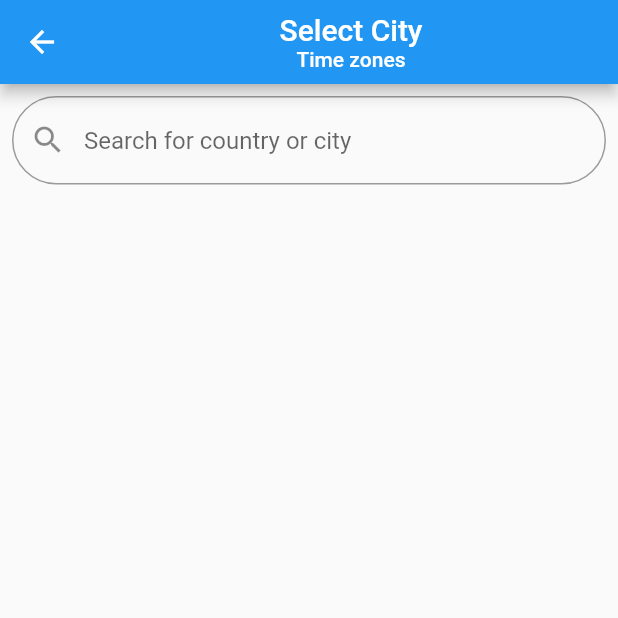
After one commit to 20sw084/Clock, a Flutter app: the SelectCityScreen screen opened directly, on a phone screen of 412 x 824 dp, the top half of it. The commit adds this screen. Run offline on Flutter 3.47's test engine with Material 2 defaults, Android fonts, the phone set to English and light mode, and no system bars; our stand-ins replace analog_clock.

Commit message:
2nd prt UI done

```diff
--- /dev/null
+++ b/lib/select_city_screen.dart
@@ -0,0 +1,39 @@
+import 'package:flutter/material.dart';
+
+class SelectCityScreen extends StatelessWidget {
+  const SelectCityScreen({Key key}) : super(key: key);
+
+  @override
+  Widget build(BuildContext context) {
+    return SafeArea(
+      child: Scaffold(
+        appBar: AppBar(
+          title: Center(child: Column(
+            children: [
+              Text("Select City"),
+              Text("Time zones",style: TextStyle(fontSize: 14,),),
+            ],
+          )),
+        ),
+        body: Column(
+          children: [
+            Padding(
+              padding: const EdgeInsets.all(8.0),
+              child: TextField(
+                decoration: InputDecoration(
+                  prefixIcon: Icon(Icons.search),
+                  hintText: "Search for country or city",
+                  border: OutlineInputBorder(
+                    borderRadius: BorderRadius.circular(30.0),
+                  ),
+                ),
+                onTap: (){print("Hehehe");},
+              ),
+            ),
+
+          ],
+        ),
+      ),
+    );
+  }
+}
--- a/lib/static_screen.dart
+++ b/lib/static_screen.dart
@@ -1,4 +1,5 @@
 import 'package:flutter/material.dart';
+import 'package:untitled/select_city_screen.dart';
 import 'package:untitled/widgets/alarm_card.dart';
 import 'package:untitled/widgets/timezone_card.dart';
 
@@ -148,6 +149,10 @@ class _AlarmScreenState extends State<AlarmScreen> {
                                 setState(() {
                                   timezoneItems++;
                                 });
+                                Navigator.push(
+                                  context,
+                                  MaterialPageRoute(builder: (context) => const SelectCityScreen()),
+                                );
                               }),
                               child: Icon(Icons.add),
                             ),
--- a/lib/widgets/timezone_card.dart
+++ b/lib/widgets/timezone_card.dart
@@ -9,7 +9,7 @@ class TimezoneCard extends StatefulWidget {
 }
 
 class _TimezoneState extends State<TimezoneCard> {
-  bool stateOfLight = false;
+  // bool stateOfLight = false;
   @override
   Widget build(BuildContext context) {
     return Padding(
```
